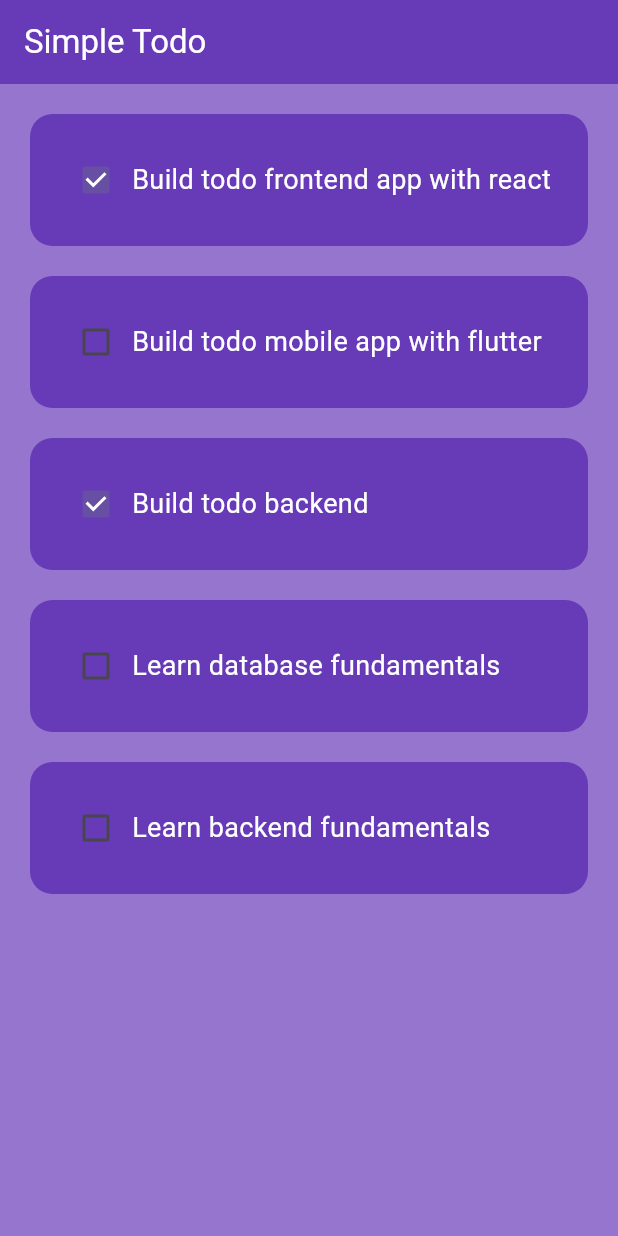
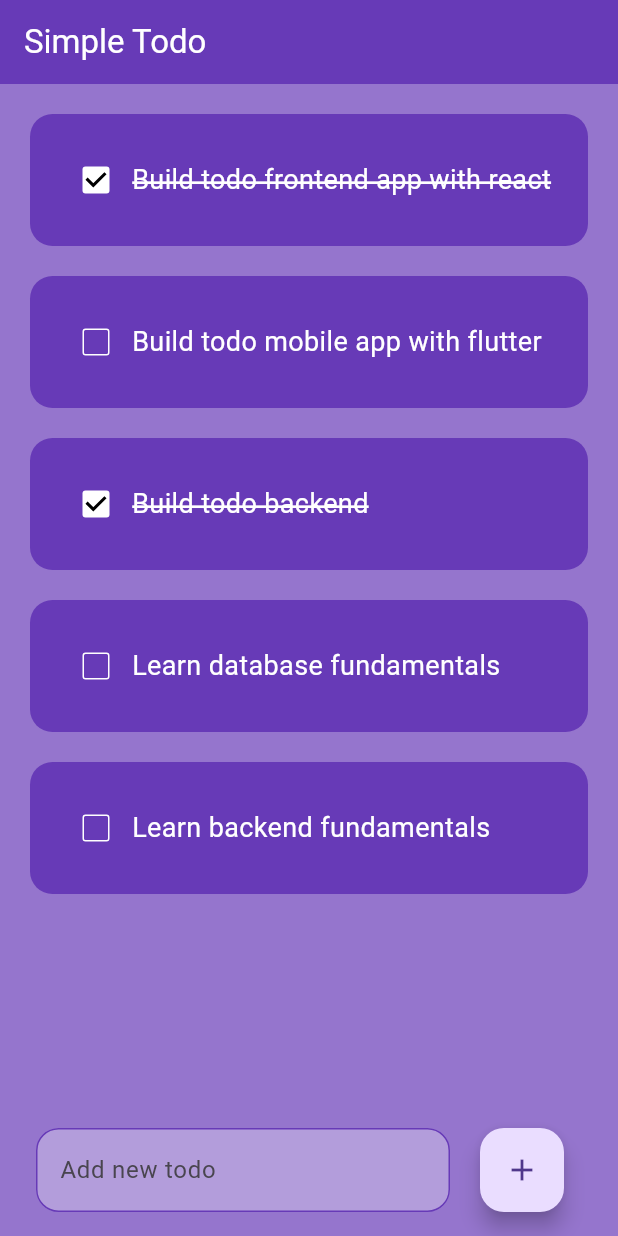
Before and after one commit to woragis/todo-list-app, a Flutter app: the screen it shows after launch, on a phone screen of 412 x 824 dp. Run offline on Flutter 3.47's test engine with Material 3 defaults, Android fonts, the phone set to English and light mode, and no system bars; drawn by our look-alikes of flutter_slidable.

Commit message:
Mobile: create local logic

```diff
--- a/mobile/lib/pages/home_page.dart
+++ b/mobile/lib/pages/home_page.dart
@@ -9,6 +9,7 @@ class HomePage extends StatefulWidget {
 }
 
 class _HomePageState extends State<HomePage> {
+  final _controller = TextEditingController();
   List todoList = [
     ['Build todo frontend app with react', true],
     ['Build todo mobile app with flutter', false],
@@ -20,6 +21,21 @@ class _HomePageState extends State<HomePage> {
   void checkBoxChanged(int index) {
     setState(() {
       todoList[index][1] = !todoList[index][1];
+    });
+  }
+
+  void saveNewTask() {
+    if (_controller.text.length > 0) {
+      setState(() {
+        todoList.add([_controller.text, false]);
+        _controller.clear();
+      });
+    } else {}
+  }
+
+  void deleteTask(int index) {
+    setState(() {
+      todoList.removeAt(index);
     });
   }
 
@@ -39,8 +55,51 @@ class _HomePageState extends State<HomePage> {
             taskName: todoList[index][0],
             taskCompleted: todoList[index][1],
             onChanged: (value) => checkBoxChanged(index),
+            deleteFunction: (context) => deleteTask(index),
           );
-          }),
+        },
+      ),
+      floatingActionButton: Padding(
+        padding: const EdgeInsets.symmetric(horizontal: 20),
+        child: Row(
+          children: [
+            Expanded(
+              child: Padding(
+                padding: const EdgeInsets.symmetric(
+                  horizontal: 20,
+                  vertical: 0,
+                ),
+                child: TextField(
+                  controller: _controller,
+                  decoration: InputDecoration(
+                    hintText: "Add new todo",
+                    filled: true,
+                    fillColor: Colors.deepPurple.shade200,
+                    enabledBorder: OutlineInputBorder(
+                      borderSide: const BorderSide(
+                        color: Colors.deepPurple,
+                      ),
+                      borderRadius: BorderRadius.circular(15),
+                    ),
+                    focusedBorder: OutlineInputBorder(
+                      borderSide: const BorderSide(
+                        color: Colors.deepPurple,
+                      ),
+                      borderRadius: BorderRadius.circular(15),
+                    ),
+                  ),
+                ),
+              ),
+            ),
+            FloatingActionButton(
+              onPressed: saveNewTask,
+              child: const Icon(
+                Icons.add,
+              ),
+            ),
+          ],
+        ),
+      ),
     );
   }
 }
--- a/mobile/lib/todo_list.dart
+++ b/mobile/lib/todo_list.dart
@@ -1,16 +1,19 @@
 import 'package:flutter/material.dart';
+import 'package:flutter_slidable/flutter_slidable.dart';
 
 class TodoList extends StatelessWidget {
-  const TodoList(
-      {Key? key,
+  const TodoList({
+    Key? key,
     required this.taskName,
     required this.taskCompleted,
-      this.onChanged})
-      : super(key: key);
+    required this.onChanged,
+    required this.deleteFunction,
+  }) : super(key: key);
 
   final String taskName;
   final bool taskCompleted;
   final Function(bool?)? onChanged;
+  final Function(BuildContext)? deleteFunction;
 
   @override
   Widget build(BuildContext context) {
@@ -21,6 +24,17 @@ class TodoList extends StatelessWidget {
         right: 20,
         bottom: 0,
       ),
+      child: Slidable(
+        endActionPane: ActionPane(
+          motion: StretchMotion(),
+          children: [
+            SlidableAction(
+              onPressed: deleteFunction,
+              icon: Icons.delete,
+              borderRadius: BorderRadius.circular(15),
+            ),
+          ],
+        ),
         child: Container(
           padding: const EdgeInsets.all(20.0),
           decoration: BoxDecoration(
@@ -29,12 +43,29 @@ class TodoList extends StatelessWidget {
           ),
           child: Row(
             children: [
-            Checkbox(value: taskCompleted, onChanged: onChanged),
+              Checkbox(
+                value: taskCompleted,
+                onChanged: onChanged,
+                checkColor: Colors.black,
+                activeColor: Colors.white,
+                side: const BorderSide(
+                  color: Colors.white,
+                ),
+              ),
               Text(
                 taskName,
-              style: TextStyle(color: Colors.white, fontSize: 18),
+                style: TextStyle(
+                  color: Colors.white,
+                  fontSize: 18,
+                  decoration: taskCompleted
+                      ? TextDecoration.lineThrough
+                      : TextDecoration.none,
+                  decorationColor: Colors.white,
+                  decorationThickness: 2,
+                ),
               ),
             ],
+          ),
         ),
       ),
     );
--- a/mobile/pubspec.yaml
+++ b/mobile/pubspec.yaml
@@ -2,7 +2,7 @@ name: todo_mobile
 description: "A new Flutter project."
 # The following line prevents the package from being accidentally published to
 # pub.dev using `flutter pub publish`. This is preferred for private packages.
-publish_to: 'none' # Remove this line if you wish to publish to pub.dev
+publish_to: "none" # Remove this line if you wish to publish to pub.dev
 
 # The following defines the version and build number for your application.
 # A version number is three numbers separated by dots, like 1.2.43
@@ -34,6 +34,7 @@ dependencies:
   # The following adds the Cupertino Icons font to your application.
   # Use with the CupertinoIcons class for iOS style icons.
   cupertino_icons: ^1.0.8
+  flutter_slidable: ^3.1.2
 
 dev_dependencies:
   flutter_test:
@@ -51,7 +52,6 @@ dev_dependencies:
 
 # The following section is specific to Flutter packages.
 flutter:
-
   # The following line ensures that the Material Icons font is
   # included with your application, so that you can use the icons in
   # the material Icons class.
```
Also changed, not shown: mobile/pubspec.lock. Lines whose indentation alone changed are shown as unchanged.
